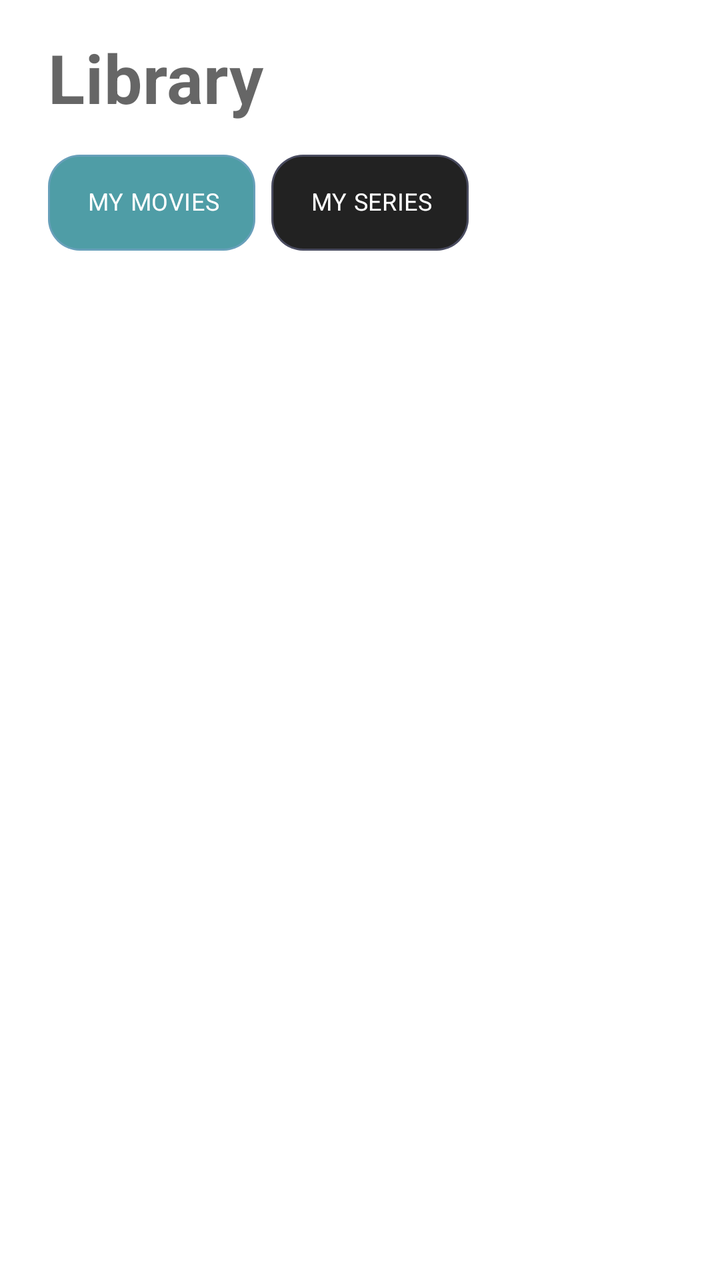
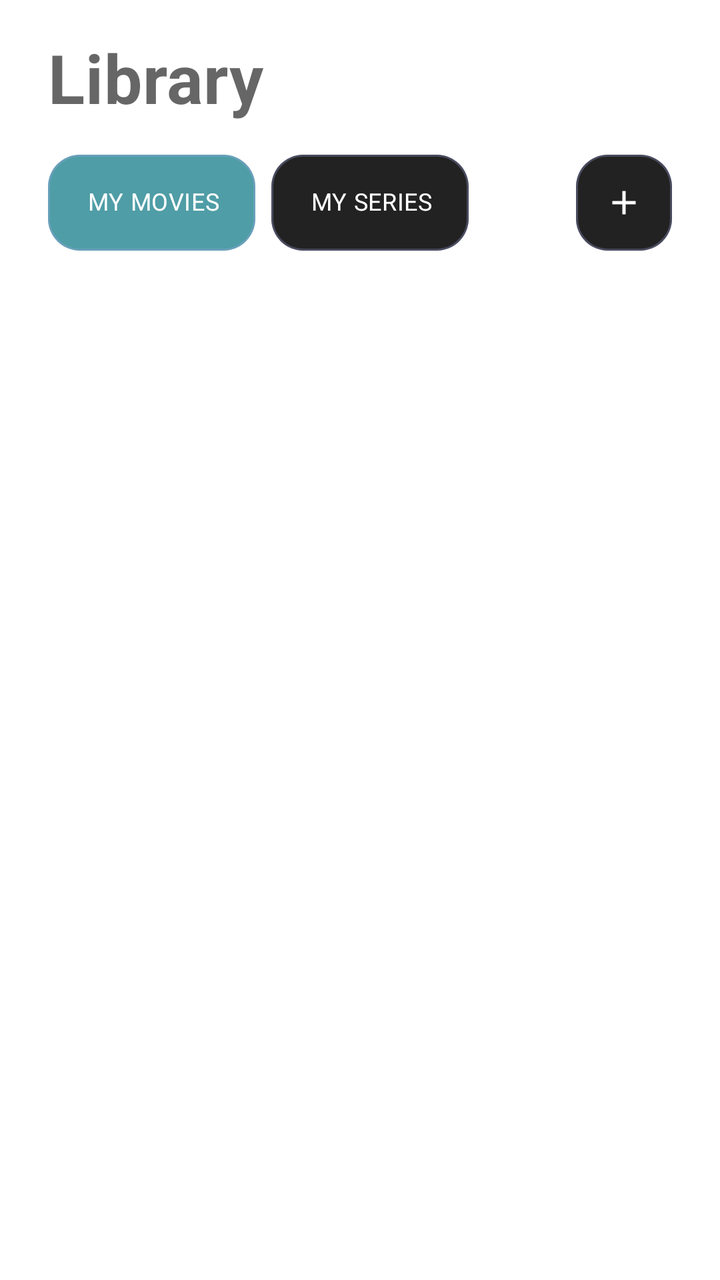

The first picture is an Android layout as it rendered before a commit; the second is the same layout after the commit. The layout source and the unified diff follow.
<!-- AndroidManifest.xml: application theme AppTheme -->
<!-- res/layout/fragment_library.xml -->
<?xml version="1.0" encoding="utf-8"?>
<LinearLayout xmlns:android="http://schemas.android.com/apk/res/android"
    xmlns:app="http://schemas.android.com/apk/res-auto"
    android:layout_width="match_parent"
    android:layout_height="match_parent"
    android:background="?android:attr/windowBackground"
    android:orientation="vertical">

    <TextView
        android:id="@+id/text_library_title"
        android:layout_width="match_parent"
        android:layout_height="wrap_content"
        android:paddingHorizontal="@dimen/activity_horizontal_margin"
        android:paddingTop="@dimen/activity_vertical_margin"
        android:text="@string/title_library"
        android:textAppearance="@style/TextAppearance.MaterialComponents.Headline4"
        android:textStyle="bold" />

    <com.google.android.material.chip.ChipGroup
        android:id="@+id/chip_group_library"
        android:layout_width="match_parent"
        android:layout_height="wrap_content"
        android:layout_marginTop="@dimen/activity_vertical_margin"
        android:paddingHorizontal="@dimen/activity_horizontal_margin"
        app:selectionRequired="true"
        app:singleSelection="true">

        <com.google.android.material.chip.Chip
            android:id="@+id/chip_my_movies"
            style="@style/BentoChip"
            android:layout_width="wrap_content"
            android:layout_height="wrap_content"
            android:checked="true"
            android:clickable="true"
            android:text="@string/library_movies"
            app:checkedIconVisible="false"
            app:chipBackgroundColor="@color/chip_background_color" />

        <com.google.android.material.chip.Chip
            android:id="@+id/chip_my_series"
            style="@style/BentoChip"
            android:layout_width="wrap_content"
            android:layout_height="wrap_content"
            android:clickable="true"
            android:text="@string/library_series"
            app:checkedIconVisible="false"
            app:chipBackgroundColor="@color/chip_background_color" />
    </com.google.android.material.chip.ChipGroup>

    <androidx.core.widget.NestedScrollView
        android:id="@+id/nested_scroll_view"
        android:layout_width="match_parent"
        android:layout_height="match_parent"
        android:layout_marginTop="16dp">

        <androidx.fragment.app.FragmentContainerView
            android:id="@+id/library_fragment_container"
            android:layout_width="match_parent"
            android:layout_height="0dp"
            android:layout_weight="1" />
    </androidx.core.widget.NestedScrollView>
</LinearLayout>
<!-- resources referenced by this layout -->
<resources>
  <dimen name="activity_horizontal_margin">24dp</dimen>
  <dimen name="activity_vertical_margin">16dp</dimen>
  <string name="library_movies">My movies</string>
  <string name="library_series">My series</string>
  <string name="title_library">Library</string>
  <style name="BentoChip" parent="Widget.MaterialComponents.Chip.Filter">
          <item name="chipBackgroundColor">@color/chip_background_color</item>
          <item name="android:textColor">@color/white</item>
          <item name="chipCornerRadius">16dp</item>
          <item name="chipStartPadding">12dp</item>
          <item name="chipEndPadding">12dp</item>
          <item name="chipMinHeight">48dp</item>
          <item name="android:textSize">12sp</item>
          <item name="android:textAllCaps">true</item>
          <item name="android:letterSpacing">0.1</item>
          <item name="android:fontFamily">sans-serif-medium</item>
          <item name="chipStrokeWidth">1dp</item>
          <item name="chipStrokeColor">@color/color_primary_semi_opaq</item>
          <item name="rippleColor">@color/colorPrimary</item>
      </style>
  <style name="AppTheme" parent="Theme.MaterialComponents.DayNight.NoActionBar">
          
          <item name="colorPrimary">@color/colorPrimary</item>
          <item name="colorSecondary">@color/colorSecondary</item>
          <item name="colorAccent">@color/colorAccent</item>
  
          <item name="android:statusBarColor">@android:color/transparent</item>
          <item name="android:navigationBarColor">@android:color/transparent</item>
          <item name="android:windowLightStatusBar">?attr/isLightTheme</item>
      </style>
  <color name="white">#FFF</color>
  <color name="color_primary_semi_opaq">#4F9DA6E6</color>
  <color name="colorPrimary">#4F9DA6</color>
  <color name="colorSecondary">#121212</color>
  <color name="colorAccent">#FF007A</color>
</resources>

<!-- the commit's change to res/layout/fragment_library.xml (unified diff, before → after) -->
@@ -16,36 +16,54 @@
         android:textAppearance="@style/TextAppearance.MaterialComponents.Headline4"
         android:textStyle="bold" />
 
-    <com.google.android.material.chip.ChipGroup
-        android:id="@+id/chip_group_library"
+    <LinearLayout
         android:layout_width="match_parent"
         android:layout_height="wrap_content"
+        android:orientation="horizontal"
         android:layout_marginTop="@dimen/activity_vertical_margin"
         android:paddingHorizontal="@dimen/activity_horizontal_margin"
-        app:selectionRequired="true"
-        app:singleSelection="true">
+        android:gravity="center_vertical">
 
-        <com.google.android.material.chip.Chip
-            android:id="@+id/chip_my_movies"
-            style="@style/BentoChip"
-            android:layout_width="wrap_content"
+        <com.google.android.material.chip.ChipGroup
+            android:id="@+id/chip_group_library"
+            android:layout_width="0dp"
             android:layout_height="wrap_content"
-            android:checked="true"
-            android:clickable="true"
-            android:text="@string/library_movies"
-            app:checkedIconVisible="false"
-            app:chipBackgroundColor="@color/chip_background_color" />
+            android:layout_weight="1"
+            app:selectionRequired="true"
+            app:singleSelection="true">
 
-        <com.google.android.material.chip.Chip
-            android:id="@+id/chip_my_series"
-            style="@style/BentoChip"
-            android:layout_width="wrap_content"
-            android:layout_height="wrap_content"
-            android:clickable="true"
-            android:text="@string/library_series"
-            app:checkedIconVisible="false"
-            app:chipBackgroundColor="@color/chip_background_color" />
-    </com.google.android.material.chip.ChipGroup>
+            <com.google.android.material.chip.Chip
+                android:id="@+id/chip_my_movies"
+                style="@style/BentoChip"
+                android:layout_width="wrap_content"
+                android:layout_height="wrap_content"
+                android:checked="true"
+                android:clickable="true"
+                android:text="@string/library_movies"
+                app:checkedIconVisible="false"
+                app:chipBackgroundColor="@color/chip_background_color" />
+
+            <com.google.android.material.chip.Chip
+                android:id="@+id/chip_my_series"
+                style="@style/BentoChip"
+                android:layout_width="wrap_content"
+                android:layout_height="wrap_content"
+                android:clickable="true"
+                android:text="@string/library_series"
+                app:checkedIconVisible="false"
+                app:chipBackgroundColor="@color/chip_background_color" />
+        </com.google.android.material.chip.ChipGroup>
+
+        <com.google.android.material.button.MaterialButton
+            android:id="@+id/btn_library_settings"
+            style="@style/BentoIconButton"
+            android:layout_width="48dp"
+            android:layout_height="48dp"
+            android:layout_marginStart="8dp"
+            app:iconSize="20dp"
+            app:icon="@drawable/ic_plus_white" />
+
+    </LinearLayout>
 
     <androidx.core.widget.NestedScrollView
         android:id="@+id/nested_scroll_view"
<!-- resource entries referenced after the edit -->
@@ -2,6 +2,7 @@
 <resources>
   <dimen name="activity_horizontal_margin">24dp</dimen>
   <dimen name="activity_vertical_margin">16dp</dimen>
+  <!-- drawable ic_plus_white: png bitmap (drawable, 515 bytes) -->
   <string name="library_movies">My movies</string>
   <string name="library_series">My series</string>
   <string name="title_library">Library</string>
@@ -18,6 +19,21 @@
           <item name="android:fontFamily">sans-serif-medium</item>
           <item name="chipStrokeWidth">1dp</item>
           <item name="chipStrokeColor">@color/color_primary_semi_opaq</item>
+          <item name="rippleColor">@color/colorPrimary</item>
+      </style>
+  <style name="BentoIconButton" parent="Widget.MaterialComponents.Button.OutlinedButton.Icon">
+          <item name="backgroundTint">@color/chip_background_color</item>
+          <item name="iconTint">@color/white</item>
+          <item name="cornerRadius">16dp</item>
+          <item name="strokeWidth">1dp</item>
+          <item name="strokeColor">@color/color_primary_semi_opaq</item>
+          <item name="android:minHeight">48dp</item>
+          <item name="android:minWidth">48dp</item>
+          <item name="android:insetTop">0dp</item>
+          <item name="android:insetBottom">0dp</item>
+          <item name="android:padding">0dp</item>
+          <item name="iconPadding">0dp</item>
+          <item name="iconGravity">textStart</item>
           <item name="rippleColor">@color/colorPrimary</item>
       </style>
   <style name="AppTheme" parent="Theme.MaterialComponents.DayNight.NoActionBar">
